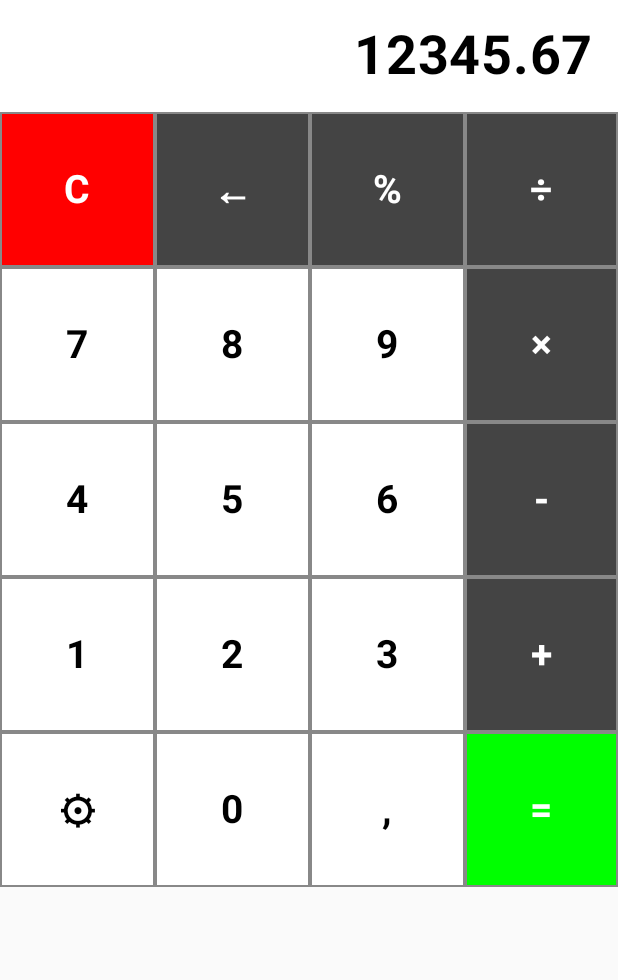
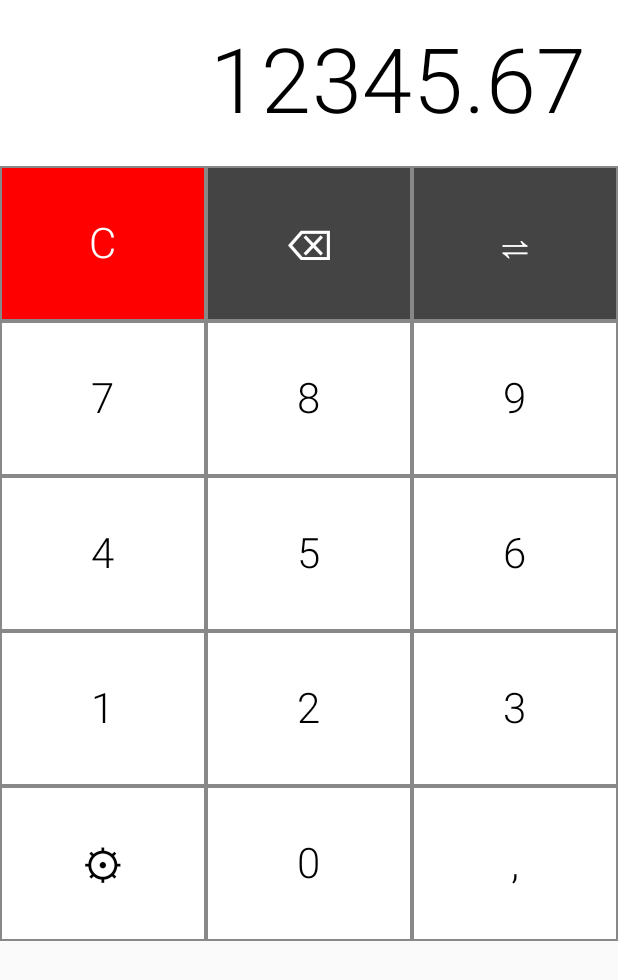
Before and after one commit to sergiosabater/smart-currency-converter, an Android app built with Jetpack Compose: the screen it shows after launch (MainActivity), on a phone screen of 412 x 824 dp. Shown: the top 980 px of the screen. Run offline under Robolectric (Android 15) with nearby library versions, the phone set to English and light mode, and no system bars.

Commit message:
Update: Keyboard and display redesign
Buttons have been removed and the format of the numbers on the keyboard and the display have been changed

```diff
--- a/app/src/main/java/com/sergiosabater/smartcurrencyconverter/ui/components/Display.kt
+++ b/app/src/main/java/com/sergiosabater/smartcurrencyconverter/ui/components/Display.kt
@@ -1,6 +1,5 @@
 package com.sergiosabater.smartcurrencyconverter.ui.components
 
-import android.annotation.SuppressLint
 import androidx.compose.foundation.background
 import androidx.compose.foundation.layout.Box
 import androidx.compose.foundation.layout.fillMaxWidth
@@ -10,6 +9,7 @@ import androidx.compose.runtime.Composable
 import androidx.compose.ui.Alignment
 import androidx.compose.ui.Modifier
 import androidx.compose.ui.graphics.Color
+import androidx.compose.ui.text.font.FontFamily
 import androidx.compose.ui.text.font.FontWeight
 import androidx.compose.ui.unit.dp
 import androidx.compose.ui.unit.sp
@@ -22,12 +22,12 @@ class Display {
             modifier = Modifier
                 .fillMaxWidth()
                 .background(Color.White)
-                .padding(16.dp)
+                .padding(20.dp)
         ) {
             Text(
                 text = displayText,
-                fontWeight = FontWeight.Bold,
-                fontSize = 36.sp,
+                fontWeight = FontWeight.Light,
+                fontSize = 60.sp,
                 color = Color.Black,
                 modifier = Modifier.align(Alignment.CenterEnd)
             )
--- a/app/src/main/java/com/sergiosabater/smartcurrencyconverter/ui/components/MyKeyboard.kt
+++ b/app/src/main/java/com/sergiosabater/smartcurrencyconverter/ui/components/MyKeyboard.kt
@@ -1,18 +1,23 @@
 package com.sergiosabater.smartcurrencyconverter.ui.components
 
+import androidx.compose.foundation.border
 import androidx.compose.foundation.layout.Arrangement
 import androidx.compose.foundation.layout.BoxWithConstraints
 import androidx.compose.foundation.layout.Column
 import androidx.compose.foundation.layout.Row
 import androidx.compose.foundation.layout.fillMaxSize
 import androidx.compose.foundation.layout.fillMaxWidth
+import androidx.compose.foundation.layout.height
 import androidx.compose.foundation.layout.padding
 import androidx.compose.foundation.layout.size
+import androidx.compose.foundation.layout.width
 import androidx.compose.material3.ButtonDefaults
 import androidx.compose.material3.Surface
 import androidx.compose.material3.Text
 import androidx.compose.material3.TextButton
 import androidx.compose.runtime.Composable
+import androidx.compose.runtime.mutableStateOf
+import androidx.compose.runtime.remember
 import androidx.compose.ui.Modifier
 import androidx.compose.ui.graphics.Color
 import androidx.compose.ui.graphics.RectangleShape
@@ -24,40 +29,44 @@ class MyKeyboard {
 
     @Composable
     fun CustomKeyboard(onClearButtonClick: () -> Unit, onNumericButtonClicked: (String) -> Unit) {
+        // BoxWithConstraints to get the available screen dimensions
         BoxWithConstraints(modifier = Modifier.fillMaxSize()) {
+            // Calculate the button size based on the minimum of maxWidth and maxHeight
             val buttonSize = minOf(maxWidth, maxHeight) / 4
+            // Store the screen width in a mutable state to be used later
+            val screenWidth = remember { mutableStateOf(maxWidth) }
 
             val buttonColors = listOf(
-                listOf(Color.Red, Color.DarkGray, Color.DarkGray, Color.DarkGray),
-                listOf(Color.White, Color.White, Color.White, Color.DarkGray),
-                listOf(Color.White, Color.White, Color.White, Color.DarkGray),
-                listOf(Color.White, Color.White, Color.White, Color.DarkGray),
-                listOf(Color.White, Color.White, Color.White, Color.Green)
+                listOf(Color.Red, Color.DarkGray, Color.DarkGray),
+                listOf(Color.White, Color.White, Color.White),
+                listOf(Color.White, Color.White, Color.White),
+                listOf(Color.White, Color.White, Color.White),
+                listOf(Color.White, Color.White, Color.White)
             )
 
             val buttonTextColors = listOf(
-                listOf(Color.White, Color.White, Color.White, Color.White),
-                listOf(Color.Black, Color.Black, Color.Black, Color.White),
-                listOf(Color.Black, Color.Black, Color.Black, Color.White),
-                listOf(Color.Black, Color.Black, Color.Black, Color.White),
-                listOf(Color.Black, Color.Black, Color.Black, Color.White)
+                listOf(Color.White, Color.White, Color.White),
+                listOf(Color.Black, Color.Black, Color.Black),
+                listOf(Color.Black, Color.Black, Color.Black),
+                listOf(Color.Black, Color.Black, Color.Black),
+                listOf(Color.Black, Color.Black, Color.Black)
             )
 
             val buttonSymbols = listOf(
-                listOf("C", "←", "%", "÷"),
-                listOf("7", "8", "9", "×"),
-                listOf("4", "5", "6", "-"),
-                listOf("1", "2", "3", "+"),
-                listOf("⚙", "0", ",", "=")
+                listOf("C", "\u232B", "\u21CC"),
+                listOf("7", "8", "9"),
+                listOf("4", "5", "6"),
+                listOf("1", "2", "3"),
+                listOf("⚙", "0", ",")
             )
 
             Column(modifier = Modifier.fillMaxWidth()) {
-                for (i in 0 until 5) {
+                for (i in buttonSymbols.indices) {
                     Row(
                         modifier = Modifier.fillMaxWidth(),
-                        horizontalArrangement = Arrangement.SpaceEvenly
+                        horizontalArrangement = Arrangement.Center
                     ) {
-                        for (j in 0 until 4) {
+                        for (j in buttonSymbols[i].indices) {
                             val colors = Pair(buttonColors[i][j], buttonTextColors[i][j])
 
                             Surface(color = Color.Gray) {
@@ -76,7 +85,8 @@ class MyKeyboard {
                                         }
                                     },
                                     modifier = Modifier
-                                        .size(buttonSize)
+                                        .width(screenWidth.value / buttonSymbols[i].size)
+                                        .height(buttonSize)
                                         .padding(1.dp),
                                     colors = ButtonDefaults.textButtonColors(
                                         containerColor = colors.first,
@@ -86,8 +96,8 @@ class MyKeyboard {
                                 ) {
                                     Text(
                                         text = buttonSymbols[i][j],
-                                        fontSize = 26.sp,
-                                        fontWeight = FontWeight.Bold
+                                        fontSize = 28.sp,
+                                        fontWeight = FontWeight.Light
                                     )
                                 }
                             }
```
